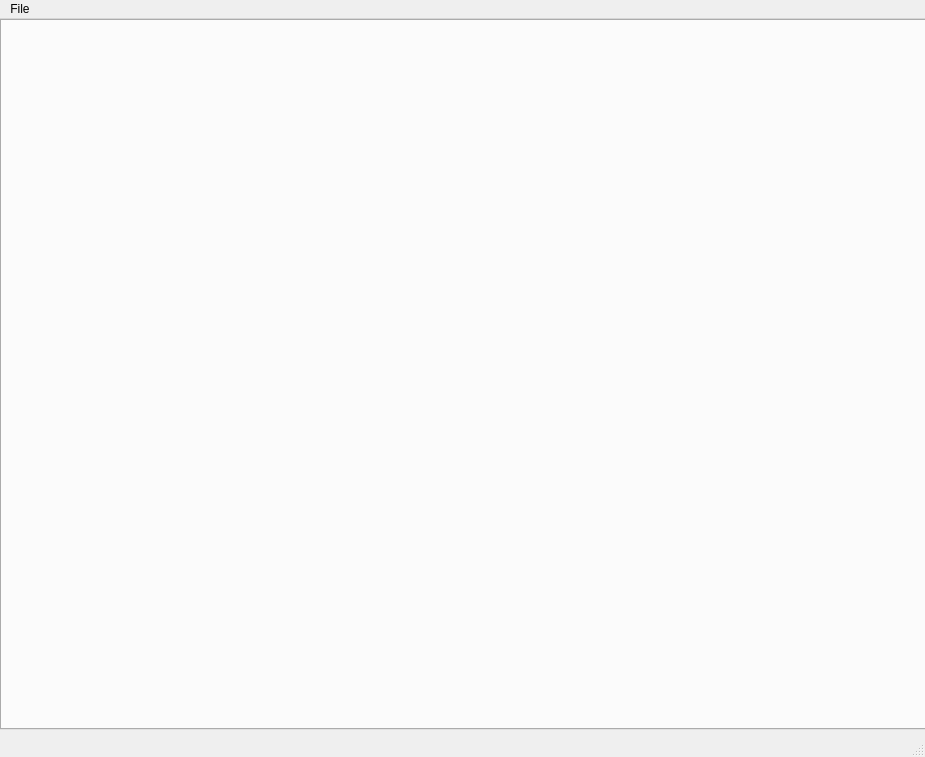
First picture: the form in src/lib/visualization/MainWindow.ui, repository jmaye/libposlv, before the edit.
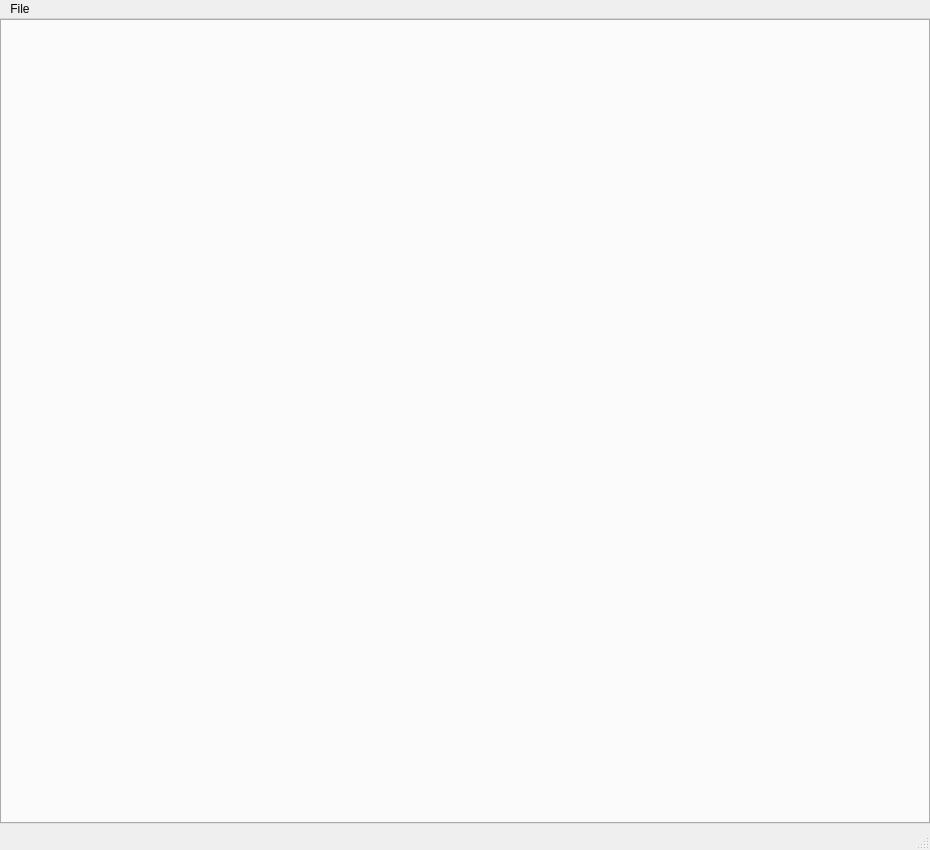
Second picture: the form after the edit.

Patch:
```diff
--- a/src/lib/visualization/MainWindow.ui
+++ b/src/lib/visualization/MainWindow.ui
@@ -6,8 +6,8 @@
    <rect>
     <x>0</x>
     <y>0</y>
-    <width>925</width>
-    <height>757</height>
+    <width>930</width>
+    <height>850</height>
    </rect>
   </property>
   <property name="windowTitle">
@@ -19,8 +19,8 @@
      <rect>
       <x>0</x>
       <y>0</y>
-      <width>931</width>
-      <height>711</height>
+      <width>930</width>
+      <height>805</height>
      </rect>
     </property>
     <property name="currentIndex">
@@ -33,7 +33,7 @@
     <rect>
      <x>0</x>
      <y>0</y>
-     <width>925</width>
+     <width>930</width>
      <height>23</height>
     </rect>
    </property>
```
